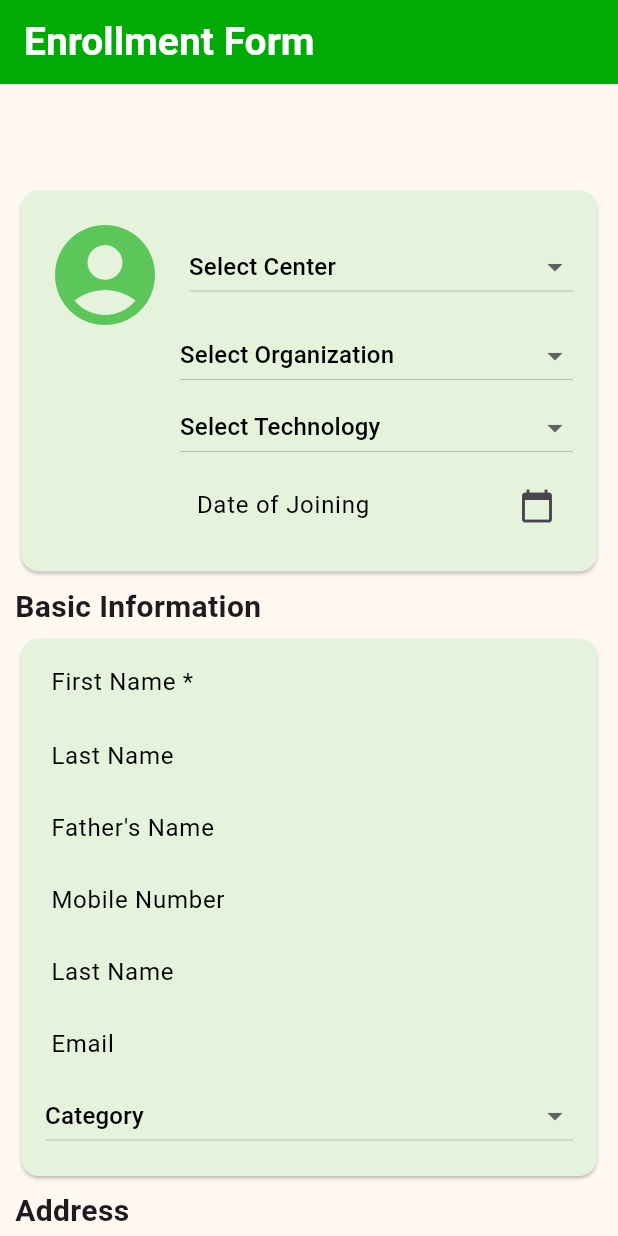
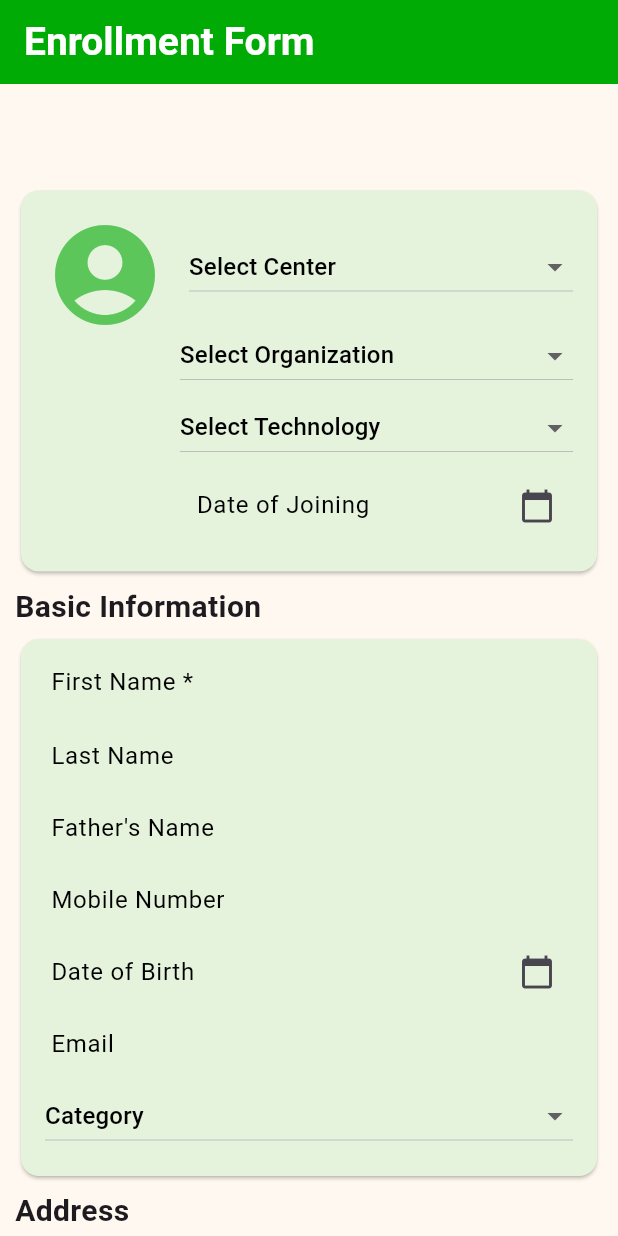
Before and after one commit to Rashmeet1-hub/WblMobile, a Flutter app: the screen it shows after launch, on a phone screen of 412 x 824 dp. Run offline on Flutter 3.47's test engine with Material 3 defaults, Android fonts, the phone set to English and light mode, and no system bars; missing offline and left inert: flutter_signature_pad.

Commit message:
Fixed date issue

```diff
--- a/lib/WBL Pages/Demo Testing Pages/candidateregisteration.dart
+++ b/lib/WBL Pages/Demo Testing Pages/candidateregisteration.dart
@@ -515,16 +515,19 @@ class _candidateregisterationState extends State<candidateregisteration> {
                           ),
                         ),
                         TextFormField(
+                          controller: _dateController,
                           textCapitalization: TextCapitalization.words,
                           decoration: InputDecoration(
-                            labelText: 'Last Name ',
+                            labelText: 'Date of Birth ',
                             labelStyle: const TextStyle(
                               color: Colors.black,
                               fontSize: 16,
                               //fontWeight: FontWeight.bold,
                             ),
+                            suffixIcon: Icon(Icons.calendar_today),
+
                             contentPadding: const EdgeInsets.only(top: 3),
-                            hintText: 'Enter your Last name',
+                            hintText: 'Enter your Dob',
                             hintStyle: const TextStyle(
                               color: Colors.black,
                               //fontSize: 16,
@@ -541,6 +544,10 @@ class _candidateregisterationState extends State<candidateregisteration> {
                               borderSide: const BorderSide(color: Colors.red),
                             ),
                           ),
+                          readOnly: true,
+                          onTap: () {
+                            _selectDate();
+                          },
                         ),
                         TextFormField(
                           textCapitalization: TextCapitalization.words,
```
